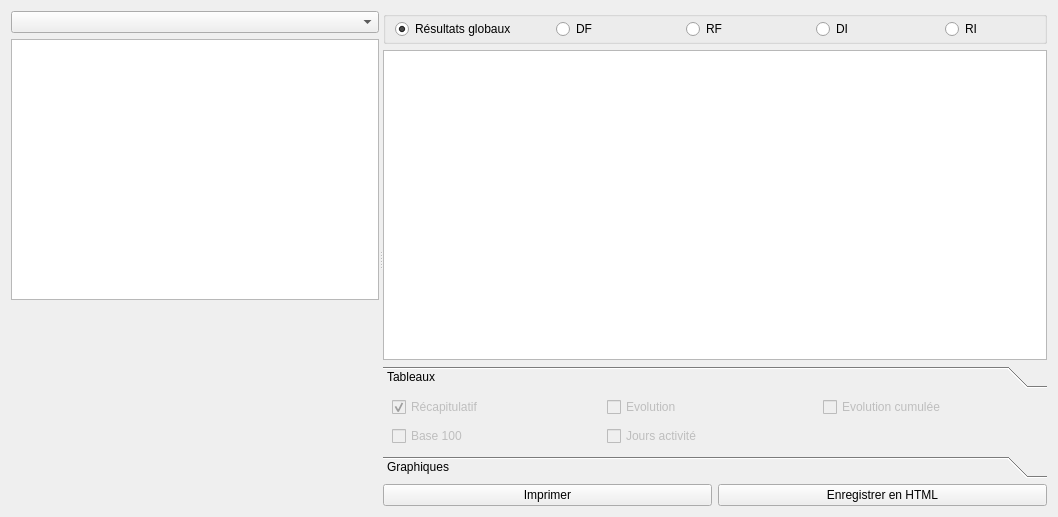
GiPiLab/ProtonClassicSuite, file dialogtables.ui: the form before one commit.
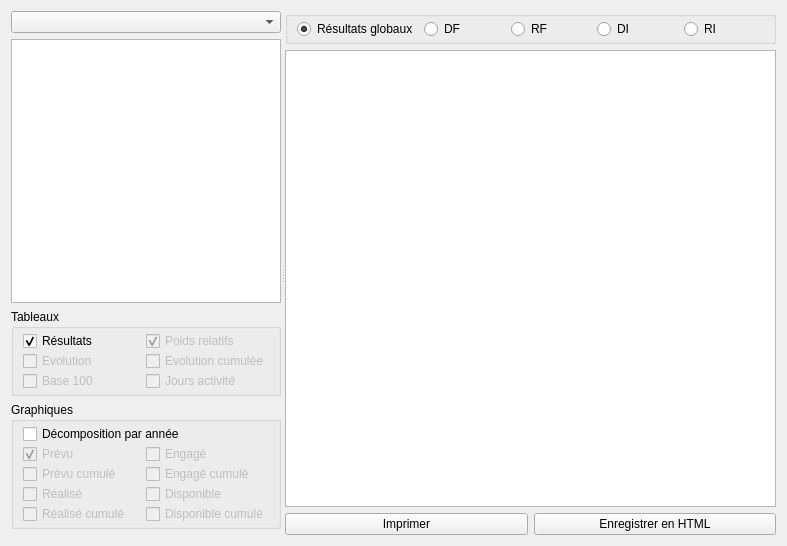
The form after the commit. Custom widgets are drawn as their Qt base class.

Commit message: Refactoring pcx_auditmodel, add graphics

The edit to the form file:
```diff
--- a/dialogtables.ui
+++ b/dialogtables.ui
@@ -6,8 +6,8 @@
    <rect>
     <x>0</x>
     <y>0</y>
-    <width>1058</width>
-    <height>517</height>
+    <width>787</width>
+    <height>546</height>
    </rect>
   </property>
   <property name="windowTitle">
@@ -38,42 +38,210 @@
         </widget>
        </item>
        <item>
-        <widget class="QCustomPlot" name="plot" native="true">
-         <property name="minimumSize">
-          <size>
-           <width>0</width>
-           <height>200</height>
-          </size>
+        <widget class="QGroupBox" name="groupBoxTables">
+         <property name="title">
+          <string>Tableaux</string>
          </property>
+         <layout class="QGridLayout" name="gridLayout">
+          <property name="topMargin">
+           <number>2</number>
+          </property>
+          <property name="bottomMargin">
+           <number>2</number>
+          </property>
+          <property name="verticalSpacing">
+           <number>0</number>
+          </property>
+          <item row="1" column="0">
+           <widget class="QCheckBox" name="checkBoxEvolution">
+            <property name="enabled">
+             <bool>false</bool>
+            </property>
+            <property name="text">
+             <string>Evolution</string>
+            </property>
+           </widget>
+          </item>
+          <item row="1" column="1">
+           <widget class="QCheckBox" name="checkBoxEvolutionCumul">
+            <property name="enabled">
+             <bool>false</bool>
+            </property>
+            <property name="text">
+             <string>Evolution cumulée</string>
+            </property>
+           </widget>
+          </item>
+          <item row="2" column="0">
+           <widget class="QCheckBox" name="checkBoxBase100">
+            <property name="enabled">
+             <bool>false</bool>
+            </property>
+            <property name="text">
+             <string>Base 100</string>
+            </property>
+           </widget>
+          </item>
+          <item row="2" column="1">
+           <widget class="QCheckBox" name="checkBoxJoursAct">
+            <property name="enabled">
+             <bool>false</bool>
+            </property>
+            <property name="text">
+             <string>Jours activité</string>
+            </property>
+           </widget>
+          </item>
+          <item row="0" column="1">
+           <widget class="QCheckBox" name="checkBoxPoidsRelatif">
+            <property name="enabled">
+             <bool>false</bool>
+            </property>
+            <property name="text">
+             <string>Poids relatifs</string>
+            </property>
+            <property name="checked">
+             <bool>true</bool>
+            </property>
+           </widget>
+          </item>
+          <item row="0" column="0">
+           <widget class="QCheckBox" name="checkBoxResults">
+            <property name="enabled">
+             <bool>true</bool>
+            </property>
+            <property name="text">
+             <string>Résultats</string>
+            </property>
+            <property name="checked">
+             <bool>true</bool>
+            </property>
+           </widget>
+          </item>
+         </layout>
         </widget>
        </item>
+       <item>
+        <widget class="QGroupBox" name="groupBoxGraphics">
+         <property name="title">
+          <string>Graphiques</string>
+         </property>
+         <layout class="QGridLayout" name="gridLayout_2">
+          <property name="topMargin">
+           <number>2</number>
+          </property>
+          <property name="bottomMargin">
+           <number>2</number>
+          </property>
+          <property name="verticalSpacing">
+           <number>0</number>
+          </property>
+          <item row="0" column="0" colspan="2">
+           <widget class="QCheckBox" name="checkBoxRecapGraph">
+            <property name="text">
+             <string>Décomposition par année</string>
+            </property>
+           </widget>
+          </item>
+          <item row="1" column="0">
+           <widget class="QCheckBox" name="checkBoxPrevu">
+            <property name="enabled">
+             <bool>false</bool>
+            </property>
+            <property name="text">
+             <string>Prévu</string>
+            </property>
+            <property name="checked">
+             <bool>true</bool>
+            </property>
+           </widget>
+          </item>
+          <item row="1" column="1">
+           <widget class="QCheckBox" name="checkBoxEngage">
+            <property name="enabled">
+             <bool>false</bool>
+            </property>
+            <property name="text">
+             <string>Engagé</string>
+            </property>
+           </widget>
+          </item>
+          <item row="2" column="0">
+           <widget class="QCheckBox" name="checkBoxPrevuCumul">
+            <property name="enabled">
+             <bool>false</bool>
+            </property>
+            <property name="text">
+             <string>Prévu cumulé</string>
+            </property>
+           </widget>
+          </item>
+          <item row="3" column="0">
+           <widget class="QCheckBox" name="checkBoxRealise">
+            <property name="enabled">
+             <bool>false</bool>
+            </property>
+            <property name="text">
+             <string>Réalisé</string>
+            </property>
+           </widget>
+          </item>
+          <item row="4" column="0">
+           <widget class="QCheckBox" name="checkBoxRealiseCumul">
+            <property name="enabled">
+             <bool>false</bool>
+            </property>
+            <property name="text">
+             <string>Réalisé cumulé</string>
+            </property>
+           </widget>
+          </item>
+          <item row="2" column="1">
+           <widget class="QCheckBox" name="checkBoxEngageCumul">
+            <property name="enabled">
+             <bool>false</bool>
+            </property>
+            <property name="text">
+             <string>Engagé cumulé</string>
+            </property>
+           </widget>
+          </item>
+          <item row="3" column="1">
+           <widget class="QCheckBox" name="checkBoxDisponible">
+            <property name="enabled">
+             <bool>false</bool>
+            </property>
+            <property name="text">
+             <string>Disponible</string>
+            </property>
+           </widget>
+          </item>
+          <item row="4" column="1">
+           <widget class="QCheckBox" name="checkBoxDisponibleCumul">
+            <property name="enabled">
+             <bool>false</bool>
+            </property>
+            <property name="text">
+             <string>Disponible cumulé</string>
+            </property>
+           </widget>
+          </item>
+         </layout>
+        </widget>
+       </item>
+       <item>
+        <widget class="QCustomPlot" name="plot" native="true"/>
+       </item>
       </layout>
      </widget>
      <widget class="QWidget" name="layoutWidget">
-      <layout class="QGridLayout" name="gridLayout_2">
-       <item row="4" column="0">
-        <widget class="QPushButton" name="printButton">
-         <property name="text">
-          <string>Imprimer</string>
-         </property>
-        </widget>
-       </item>
-       <item row="4" column="1">
-        <widget class="QPushButton" name="saveButton">
-         <property name="text">
-          <string>Enregistrer en HTML</string>
-         </property>
-        </widget>
-       </item>
+      <layout class="QGridLayout" name="gridLayout_3">
        <item row="0" column="0" colspan="2">
         <widget class="QGroupBox" name="groupBoxMode">
          <property name="title">
           <string/>
          </property>
          <layout class="QHBoxLayout" name="horizontalLayout">
-          <property name="spacing">
-           <number>40</number>
-          </property>
           <property name="topMargin">
            <number>2</number>
           </property>
@@ -126,132 +294,38 @@
        </item>
        <item row="1" column="0" colspan="2">
         <widget class="QTextEdit" name="textEdit">
+         <property name="minimumSize">
+          <size>
+           <width>474</width>
+           <height>0</height>
+          </size>
+         </property>
+         <property name="acceptDrops">
+          <bool>false</bool>
+         </property>
          <property name="undoRedoEnabled">
           <bool>false</bool>
          </property>
+         <property name="readOnly">
+          <bool>true</bool>
+         </property>
          <property name="textInteractionFlags">
           <set>Qt::NoTextInteraction</set>
          </property>
         </widget>
        </item>
-       <item row="2" column="0" colspan="2">
-        <widget class="QToolBox" name="toolBox">
-         <property name="sizePolicy">
-          <sizepolicy hsizetype="Preferred" vsizetype="Maximum">
-           <horstretch>0</horstretch>
-           <verstretch>0</verstretch>
-          </sizepolicy>
+       <item row="2" column="0">
+        <widget class="QPushButton" name="printButton">
+         <property name="text">
+          <string>Imprimer</string>
          </property>
-         <property name="frameShadow">
-          <enum>QFrame::Plain</enum>
+        </widget>
+       </item>
+       <item row="2" column="1">
+        <widget class="QPushButton" name="saveButton">
+         <property name="text">
+          <string>Enregistrer en HTML</string>
          </property>
-         <property name="tabSpacing">
-          <number>0</number>
-         </property>
-         <widget class="QWidget" name="pageTables">
-          <property name="enabled">
-           <bool>false</bool>
-          </property>
-          <property name="geometry">
-           <rect>
-            <x>0</x>
-            <y>0</y>
-            <width>670</width>
-            <height>68</height>
-           </rect>
-          </property>
-          <attribute name="label">
-           <string>Tableaux</string>
-          </attribute>
-          <layout class="QGridLayout" name="gridLayout">
-           <property name="topMargin">
-            <number>0</number>
-           </property>
-           <property name="bottomMargin">
-            <number>0</number>
-           </property>
-           <property name="spacing">
-            <number>0</number>
-           </property>
-           <item row="1" column="1">
-            <widget class="QCheckBox" name="checkBoxJoursAct">
-             <property name="text">
-              <string>Jours activité</string>
-             </property>
-            </widget>
-           </item>
-           <item row="1" column="0">
-            <widget class="QCheckBox" name="checkBoxBase100">
-             <property name="text">
-              <string>Base 100</string>
-             </property>
-            </widget>
-           </item>
-           <item row="0" column="2">
-            <widget class="QCheckBox" name="checkBoxEvolutionCumul">
-             <property name="text">
-              <string>Evolution cumulée</string>
-             </property>
-            </widget>
-           </item>
-           <item row="0" column="1">
-            <widget class="QCheckBox" name="checkBoxEvolution">
-             <property name="text">
-              <string>Evolution</string>
-             </property>
-            </widget>
-           </item>
-           <item row="0" column="0">
-            <widget class="QCheckBox" name="checkBoxRecap">
-             <property name="text">
-              <string>Récapitulatif</string>
-             </property>
-             <property name="checked">
-              <bool>true</bool>
-             </property>
-            </widget>
-           </item>
-          </layout>
-         </widget>
-         <widget class="QWidget" name="pageGraphics">
-          <property name="geometry">
-           <rect>
-            <x>0</x>
-            <y>0</y>
-            <width>100</width>
-            <height>30</height>
-           </rect>
-          </property>
-          <attribute name="label">
-           <string>Graphiques</string>
-          </attribute>
-          <widget class="QCheckBox" name="checkBoxProportions">
-           <property name="geometry">
-            <rect>
-             <x>30</x>
-             <y>0</y>
-             <width>101</width>
-             <height>20</height>
-            </rect>
-           </property>
-           <property name="text">
-            <string>Proportions</string>
-           </property>
-          </widget>
-          <widget class="QCheckBox" name="checkBox">
-           <property name="geometry">
-            <rect>
-             <x>170</x>
-             <y>0</y>
-             <width>85</width>
-             <height>20</height>
-            </rect>
-           </property>
-           <property name="text">
-            <string>Prévu</string>
-           </property>
-          </widget>
-         </widget>
         </widget>
        </item>
       </layout>
```
The commit also changes 10 other files.
